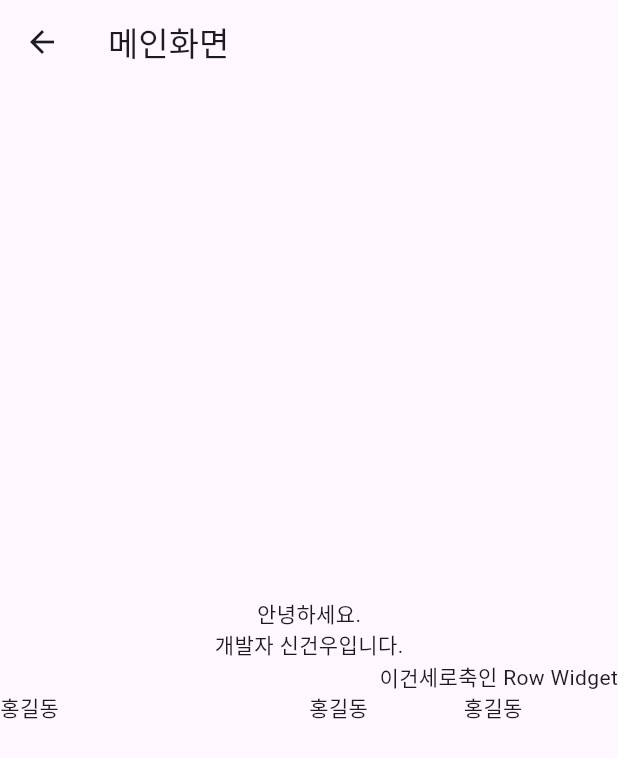
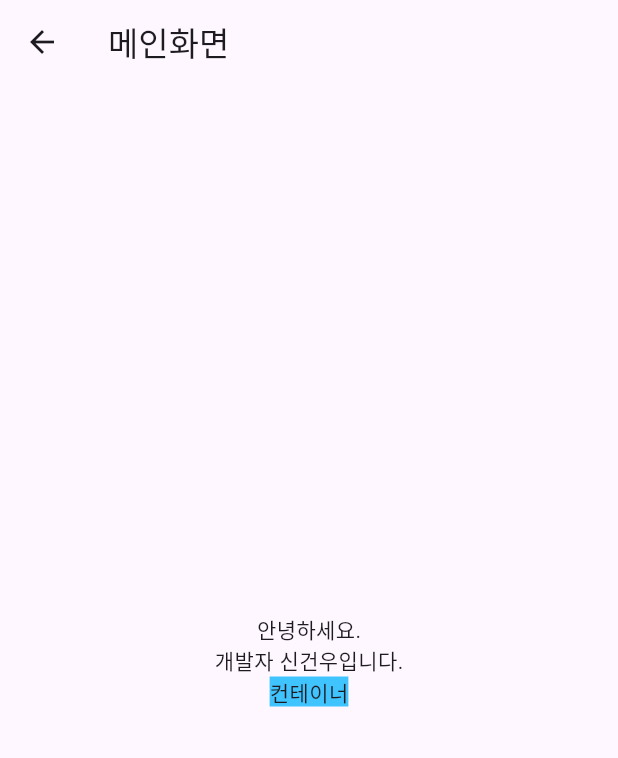
Before and after one commit to spacedustz/Flutter, a Flutter app: the MainScreen screen opened by its route, on a phone screen of 412 x 824 dp. Shown: the top 758 px of the screen. Run offline on Flutter 3.47's test engine with Material 3 defaults, Android fonts, the phone set to English and light mode, and no system bars.

Commit message:
Container-SizeBox 임시저장

```diff
--- /dev/null
+++ b/lib/ex/widget/container_widget.dart
@@ -0,0 +1 @@
+ㅁ
--- a/lib/screen/main_screen.dart
+++ b/lib/screen/main_screen.dart
@@ -7,6 +7,7 @@ class MainScreen extends StatefulWidget {
   State<MainScreen> createState() => _MainScreenState();
 }
 
+// Column-Row-Expanded Widget
 class _MainScreenState extends State<MainScreen> {
   @override
   Widget build(BuildContext context) {
@@ -21,18 +22,9 @@ class _MainScreenState extends State<MainScreen> {
           children: [
             Text('안녕하세요.'),
             Text('개발자 신건우입니다.'),
-            Row(
-              mainAxisAlignment: MainAxisAlignment.end,
-              children: [
-                Text('이건'),
-                Text('세로축인 Row Widget')],
-            ),
-            Row(
-              children: [
-                Expanded(flex: 2, child: Text('홍길동')),
-                Expanded(child: Text('홍길동')),
-                Expanded(child: Text('홍길동')),
-              ],
+            Container(
+              color: Colors.lightBlueAccent,
+              child: Text('컨테이너'),
             )
           ],
         ),
```
Also changed, not shown: 1 other file.
